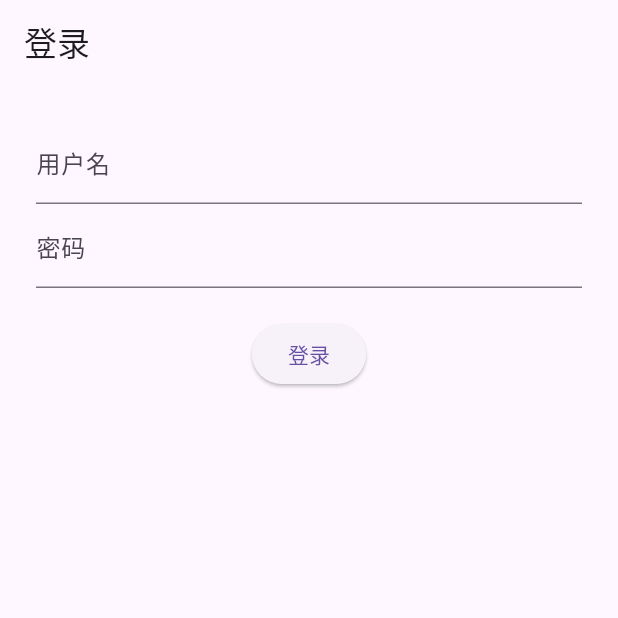
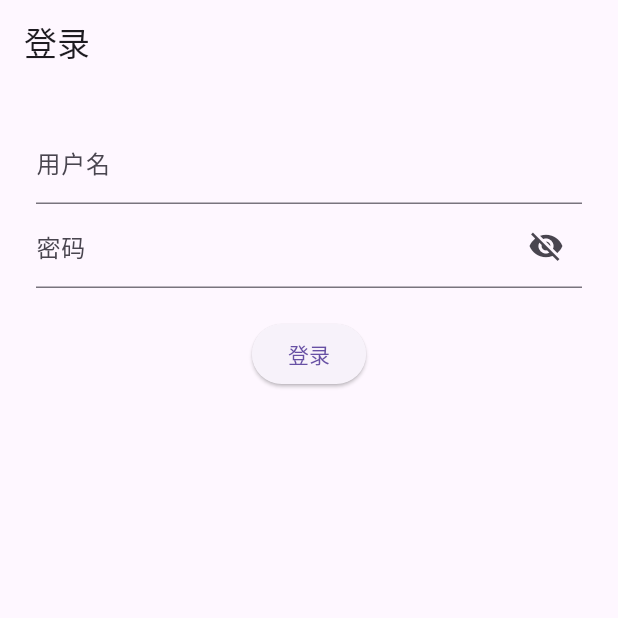
Before and after one commit to bblike/FlutterApplicationSample, a Flutter app: the screen it shows after launch, on a phone screen of 412 x 824 dp, the top half of it. Run offline on Flutter 3.47's test engine with Material 3 defaults, Android fonts, the phone set to English and light mode, and no system bars.

Commit message:
add pwd visibility button

```diff
--- a/lib/login_page.dart
+++ b/lib/login_page.dart
@@ -12,7 +12,7 @@ class LoginPage extends StatefulWidget {
 class _LoginPageState extends State<LoginPage> {
   final _usernameController = TextEditingController();
   final _passwordController = TextEditingController();
-
+  bool _obscurePassword = true; // fixed typo
   String _errorText = '';
 
   // 模拟登录逻辑
@@ -24,6 +24,7 @@ class _LoginPageState extends State<LoginPage> {
   void _handleLogin() {
     String username = _usernameController.text;
     String password = _passwordController.text;
+    // Removed: bool _obsurePassword = true;
 
     if (validateUser(username, password)) {
       User user = User(1, username, password);
@@ -39,7 +40,8 @@ class _LoginPageState extends State<LoginPage> {
       setState(() {
         _errorText = '用户名或密码错误';
       });
-  }}
+    }
+  }
 
   @override
   Widget build(BuildContext context) {
@@ -53,10 +55,21 @@ class _LoginPageState extends State<LoginPage> {
               controller: _usernameController,
               decoration: const InputDecoration(labelText: '用户名'),
             ),
+
             TextField(
               controller: _passwordController,
-              decoration: const InputDecoration(labelText: '密码'),
-              obscureText: true,
+              obscureText: _obscurePassword, // fixed typo
+              decoration: InputDecoration(
+                labelText: '密码',
+                suffixIcon: IconButton(
+                  icon: _obscurePassword ? Icon(Icons.visibility_off) : Icon(Icons.visibility), // fixed typo
+                  onPressed: () {
+                    setState(() {
+                      _obscurePassword = !_obscurePassword; // fixed typo
+                    });
+                  },
+                ),
+              ),
             ),
             const SizedBox(height: 20),
             ElevatedButton(
```
